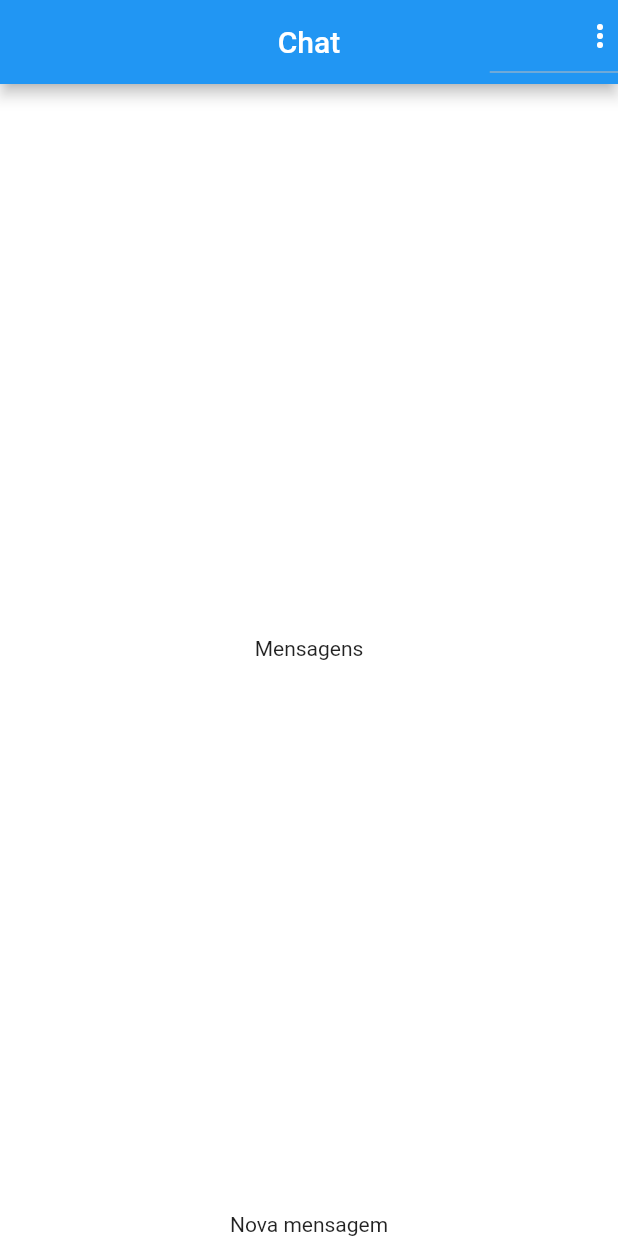
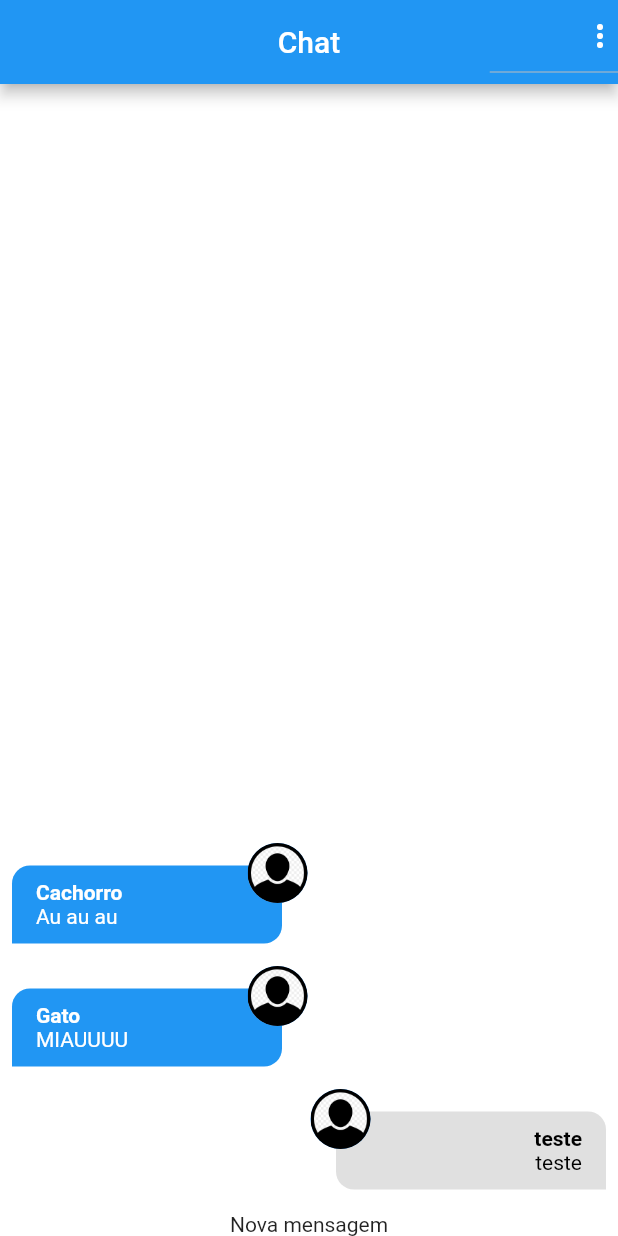
Before and after one commit to Joao-Kleber-Linhalis/chat_app, a Flutter app: the screen it shows after launch, on a phone screen of 412 x 824 dp. Run offline on Flutter 3.47's test engine with Material 3 defaults, Android fonts, the phone set to English and light mode, and no system bars; our stand-ins replace image_picker; accounts and stored records are empty.

Commit message:
message bubble

```diff
--- /dev/null
+++ b/lib/components/message_bubble.dart
@@ -0,0 +1,103 @@
+import 'dart:io';
+
+import 'package:chat_app/core/models/chat_message.dart';
+import 'package:flutter/material.dart';
+import 'package:flutter/widgets.dart';
+
+class MessageBubble extends StatelessWidget {
+  static const _defaultImage = 'assets/images/avatar.png';
+  final ChatMessage message;
+  final bool belongsToCurrentUser;
+
+  const MessageBubble({
+    super.key,
+    required this.message,
+    required this.belongsToCurrentUser,
+  });
+
+  Widget _showUserImage(String imageURL) {
+    ImageProvider? provider;
+
+    final uri = Uri.parse(imageURL);
+    if (uri.path.contains(_defaultImage)) {
+      provider = AssetImage(_defaultImage);
+    } else if (uri.scheme.contains('http')) {
+      provider = NetworkImage(uri.toString());
+    } else {
+      provider = FileImage(File(uri.toString()));
+    }
+
+    return CircleAvatar(
+      backgroundImage: provider,
+    );
+  }
+
+
+
+  @override
+  Widget build(BuildContext context) {
+    GlobalKey _containerKey = GlobalKey();
+    return Stack(
+      children: [
+        Row(
+          mainAxisAlignment: belongsToCurrentUser
+              ? MainAxisAlignment.end
+              : MainAxisAlignment.start,
+          children: [
+            Container(
+              key: _containerKey,
+              decoration: BoxDecoration(
+                color: belongsToCurrentUser
+                    ? Colors.grey.shade300
+                    : Theme.of(context).colorScheme.primary,
+                borderRadius: BorderRadius.only(
+                  topLeft: const Radius.circular(12),
+                  topRight: const Radius.circular(12),
+                  bottomLeft: belongsToCurrentUser
+                      ? const Radius.circular(12)
+                      : const Radius.circular(0),
+                  bottomRight: belongsToCurrentUser
+                      ? const Radius.circular(0)
+                      : const Radius.circular(12),
+                ),
+              ),
+              width: 180,
+              padding: const EdgeInsets.symmetric(
+                vertical: 10,
+                horizontal: 16,
+              ),
+              margin: const EdgeInsets.symmetric(vertical: 15, horizontal: 8),
+              child: Column(
+                crossAxisAlignment: belongsToCurrentUser
+                    ? CrossAxisAlignment.end
+                    : CrossAxisAlignment.start,
+                children: [
+                  Text(
+                    message.userName,
+                    style: TextStyle(
+                      fontWeight: FontWeight.bold,
+                      color: belongsToCurrentUser ? Colors.black : Colors.white,
+                    ),
+                  ),
+                  Text(
+                    message.text,
+                    textAlign: belongsToCurrentUser ? TextAlign.right : TextAlign.left,
+                    style: TextStyle(
+                      color: belongsToCurrentUser ? Colors.black : Colors.white,
+                    ),
+                  ),
+                ],
+              ),
+            ),
+          ],
+        ),
+        Positioned(
+          top: 0,
+          left: belongsToCurrentUser ? null : 165,
+          right: belongsToCurrentUser ? 165 : null,
+          child: _showUserImage(message.userImageURL),
+        ),
+      ],
+    );
+  }
+}
--- a/lib/components/messages.dart
+++ b/lib/components/messages.dart
@@ -1,3 +1,7 @@
+import 'package:chat_app/components/message_bubble.dart';
+import 'package:chat_app/core/models/chat_message.dart';
+import 'package:chat_app/core/services/auth/auth_service.dart';
+import 'package:chat_app/core/services/chat/chat_service.dart';
 import 'package:flutter/material.dart';
 
 class Messages extends StatelessWidget {
@@ -5,8 +9,31 @@ class Messages extends StatelessWidget {
 
   @override
   Widget build(BuildContext context) {
-    return Center(
-      child: Text("Mensagens"),
+    final currentUser = AuthService().currentUser;
+    return StreamBuilder<List<ChatMessage>>(
+      stream: ChatService().messagesStream(),
+      builder: (ctx, snapshot) {
+        if (snapshot.connectionState == ConnectionState.waiting) {
+          return const Center(
+            child: CircularProgressIndicator(),
+          );
+        } else if (!snapshot.hasData || snapshot.data!.isEmpty) {
+          return const Center(
+            child: Text("Sem mensagens. Comece a conversa!!"),
+          );
+        } else {
+          final msgs = snapshot.data!;
+          return ListView.builder(
+            reverse: true,
+            itemCount: msgs.length,
+            itemBuilder: (ctx, indice) => MessageBubble(
+              key: ValueKey(msgs[indice].id),
+              message: msgs[indice],
+              belongsToCurrentUser: currentUser?.id == msgs[indice].userId,
+            ),
+          );
+        }
+      },
     );
   }
 }
--- a/lib/core/services/auth/auth_mock_service.dart
+++ b/lib/core/services/auth/auth_mock_service.dart
@@ -8,8 +8,8 @@ import 'package:chat_app/core/services/auth/auth_service.dart';
 class AuthMockService implements AuthService {
   static final _defaultUser = ChatUser(
     id: '1',
-    email: 'Teste@teste',
-    name: 'Teste',
+    email: 'teste@teste',
+    name: 'teste',
     imageUrl: '/assets/images/avatar.png',
   );
 
--- a/lib/core/services/chat/chat_mock_service.dart
+++ b/lib/core/services/chat/chat_mock_service.dart
@@ -11,7 +11,7 @@ class ChatMockService implements ChatService {
       id: '1',
       text: 'teste',
       createdAt: DateTime.now(),
-      userId: '123',
+      userId: '1',
       userName: 'teste',
       userImageURL: 'assets/images/avatar.png',
     ),
```
